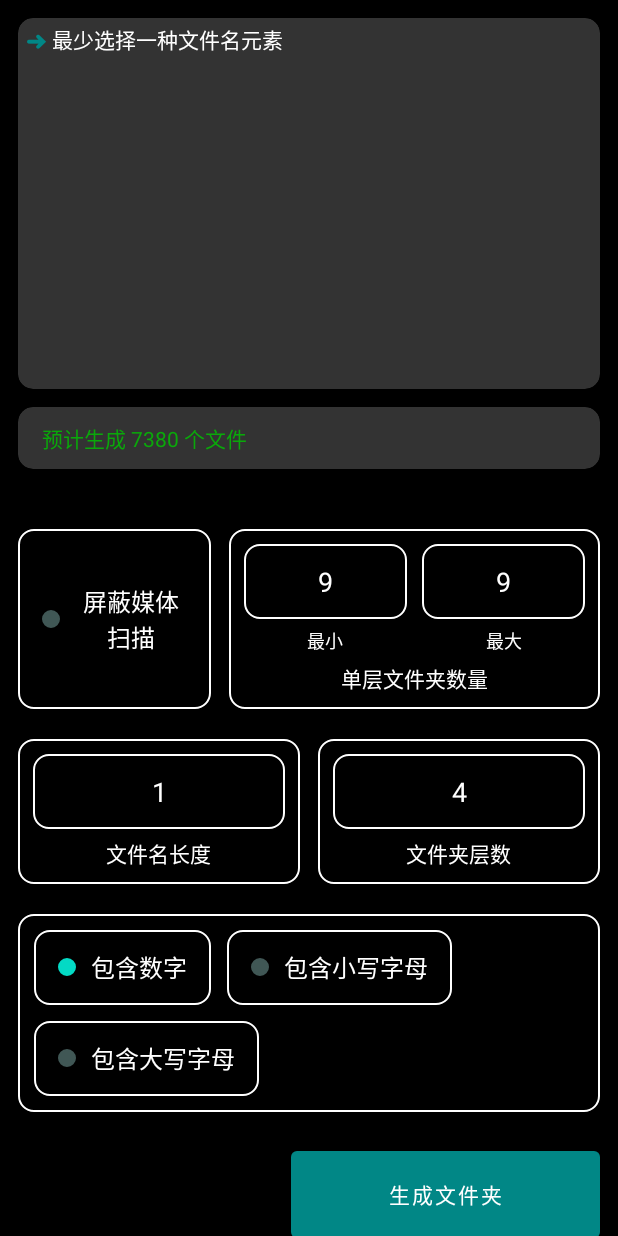
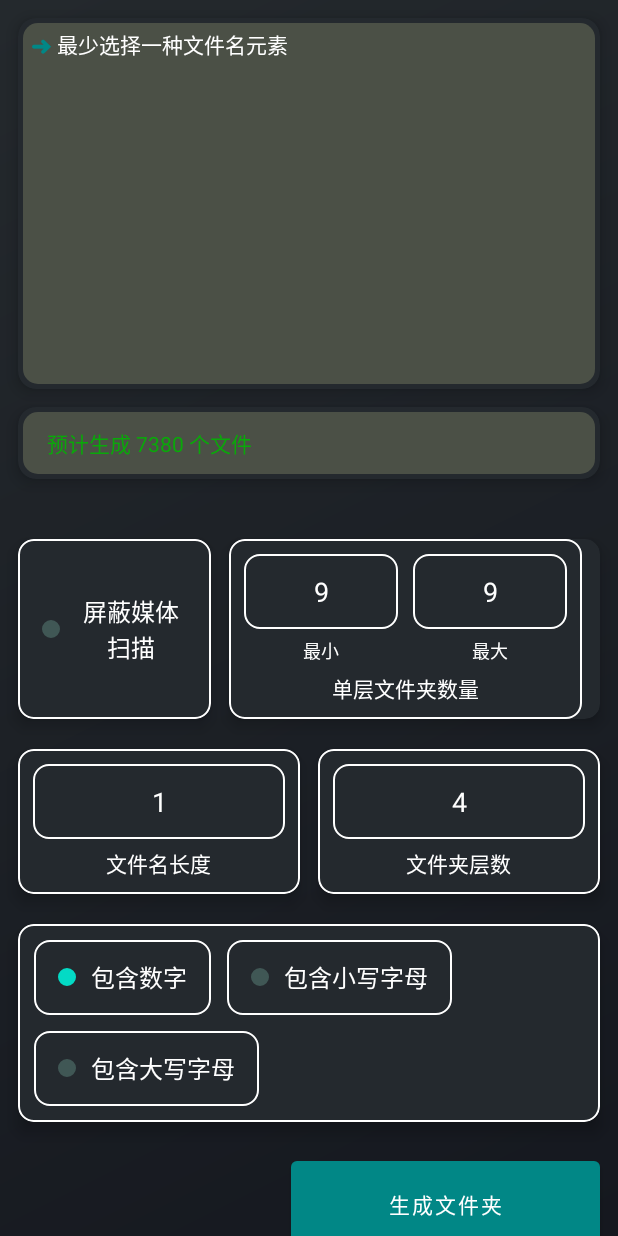
Before and after one commit to Mr-XiaoLiang/PasswordDir, an Android app: the screen it shows after launch (MainActivity), after a tap on "包含大写字母", on a phone screen of 412 x 824 dp. Run offline under Robolectric (Android 15) with nearby library versions, the light colour scheme and no system bars; our stand-ins replace FlexboxLayout.

Commit message:
调整UI效果

```diff
--- a/app/src/main/java/com/lollipop/passworddir/MainActivity.kt
+++ b/app/src/main/java/com/lollipop/passworddir/MainActivity.kt
@@ -6,10 +6,7 @@ import androidx.appcompat.app.AppCompatActivity
 import androidx.core.content.ContextCompat
 import androidx.core.view.isVisible
 import com.lollipop.passworddir.databinding.ActivityMainBinding
-import com.lollipop.passworddir.util.DirUtil
-import com.lollipop.passworddir.util.doAsync
-import com.lollipop.passworddir.util.lazyBind
-import com.lollipop.passworddir.util.onUI
+import com.lollipop.passworddir.util.*
 import com.lollipop.passworddir.view.ListDialogHelper
 import com.lollipop.passworddir.view.MessageViewHelper
 import com.lollipop.passworddir.view.SmoothMessageHelper
@@ -132,10 +129,12 @@ class MainActivity : AppCompatActivity() {
             return useUppercaseBtnStatus.statusIsOn()
         }
 
-
     override fun onCreate(savedInstanceState: Bundle?) {
+        WindowInsetsHelper.initWindowFlag(this)
         super.onCreate(savedInstanceState)
         setContentView(binding.root)
+        binding.root.fixInsetsByPadding(WindowInsetsHelper.Edge.HEADER)
+        binding.operationPanel.fixInsetsByPadding(WindowInsetsHelper.Edge.CONTENT)
         initView()
     }
 
--- /dev/null
+++ b/app/src/main/java/com/lollipop/passworddir/util/WindowInsetsHelper.kt
@@ -0,0 +1,271 @@
+package com.lollipop.passworddir.util
+
+import android.app.Activity
+import android.graphics.Color
+import android.graphics.Rect
+import android.os.Build
+import android.view.View
+import android.view.ViewGroup
+import android.view.WindowInsets
+import android.view.WindowManager
+
+/**
+ * @author lollipop
+ * @date 4/19/21 22:40
+ * Window缩进的辅助工具
+ */
+class WindowInsetsHelper(
+    val applyType: ApplyType,
+    val edge: Edge = Edge.ALL,
+    private val insetsListener: OnWindowInsetsChangedListener? = null
+) : View.OnApplyWindowInsetsListener {
+
+    companion object {
+        fun getInsetsValue(insets: WindowInsets): InsetsValue {
+            return if (versionThen(Build.VERSION_CODES.R)) {
+                val value = insets.getInsets(
+                    WindowInsets.Type.systemBars() or WindowInsets.Type.displayCutout()
+                )
+                InsetsValue(value.left, value.top, value.right, value.bottom)
+            } else {
+                InsetsValue(
+                    insets.systemWindowInsetLeft,
+                    insets.systemWindowInsetTop,
+                    insets.systemWindowInsetRight,
+                    insets.systemWindowInsetBottom
+                )
+            }
+
+        }
+
+        fun initWindowFlag(activity: Activity) {
+            activity.window.apply {
+                statusBarColor = Color.TRANSPARENT
+                navigationBarColor = Color.TRANSPARENT
+            }
+            if (versionThen(Build.VERSION_CODES.R)) {
+                activity.window.setDecorFitsSystemWindows(false)
+            } else {
+                var viewFlag = (View.SYSTEM_UI_FLAG_LAYOUT_FULLSCREEN
+                        or View.SYSTEM_UI_FLAG_LAYOUT_HIDE_NAVIGATION
+                        or View.SYSTEM_UI_FLAG_LAYOUT_STABLE)
+                if (Build.VERSION.SDK_INT >= Build.VERSION_CODES.O) {
+                    viewFlag = (viewFlag or View.SYSTEM_UI_FLAG_LIGHT_NAVIGATION_BAR)
+                }
+                activity.window.decorView.systemUiVisibility = viewFlag
+            }
+            activity.window.addFlags(WindowManager.LayoutParams.FLAG_DRAWS_SYSTEM_BAR_BACKGROUNDS)
+        }
+
+        fun setMargin(target: View, left: Int, top: Int, right: Int, bottom: Int) {
+            target.layoutParams?.let { layoutParams ->
+                if (layoutParams is ViewGroup.MarginLayoutParams) {
+                    layoutParams.setMargins(left, top, right, bottom)
+                }
+                target.layoutParams = layoutParams
+            }
+        }
+
+        fun setPadding(target: View, left: Int, top: Int, right: Int, bottom: Int) {
+            target.setPadding(left, top, right, bottom)
+        }
+    }
+
+    /**
+     * 基础的Margin值，它表示了最小的margin
+     * 如果缩进尺寸小于此值，那么会保持在此值
+     */
+    val baseMargin = Rect()
+
+    /**
+     * 基础的padding值，它代表了最小的padding值
+     * 如果缩进尺寸小于此值，那么将会保持在此值
+     */
+    val basePadding = Rect()
+
+    /**
+     * 以快照的形式记录当前Margin值，并且以此为基础
+     */
+    fun snapshotMargin(target: View) {
+        target.layoutParams?.let { layoutParams ->
+            if (layoutParams is ViewGroup.MarginLayoutParams) {
+                baseMargin.set(
+                    layoutParams.leftMargin,
+                    layoutParams.topMargin,
+                    layoutParams.rightMargin,
+                    layoutParams.bottomMargin
+                )
+            }
+        }
+    }
+
+    /**
+     * 以快照的形式记录当前Padding值，并且以此为基础
+     */
+    fun snapshotPadding(target: View) {
+        basePadding.set(
+            target.paddingLeft,
+            target.paddingTop,
+            target.paddingRight,
+            target.paddingBottom
+        )
+    }
+
+    override fun onApplyWindowInsets(v: View, insets: WindowInsets): WindowInsets {
+        val listener = insetsListener
+        if (listener != null) {
+            return listener.onWindowInsetsChanged(v, this, insets)
+        }
+        val insetsValue = getInsetsValue(insets)
+
+        when (applyType) {
+            ApplyType.Margin -> {
+                insetsValue.basePlus(baseMargin, edge)
+                setMargin(
+                    v,
+                    insetsValue.left,
+                    insetsValue.top,
+                    insetsValue.right,
+                    insetsValue.bottom
+                )
+            }
+            ApplyType.Padding -> {
+                insetsValue.basePlus(basePadding, edge)
+                setPadding(
+                    v,
+                    insetsValue.left,
+                    insetsValue.top,
+                    insetsValue.right,
+                    insetsValue.bottom
+                )
+            }
+        }
+        return insets
+    }
+
+    class InsetsValue(
+        var left: Int,
+        var top: Int,
+        var right: Int,
+        var bottom: Int
+    ) {
+        fun basePlus(base: Rect, edge: Edge) {
+            if (left < base.left || !edge.left) {
+                left = base.left
+            }
+            if (top < base.top || !edge.top) {
+                top = base.top
+            }
+            if (right < base.right || !edge.right) {
+                right = base.right
+            }
+            if (bottom < base.bottom || !edge.bottom) {
+                bottom = base.bottom
+            }
+        }
+    }
+
+    enum class ApplyType {
+        Padding, Margin
+    }
+
+    fun interface OnWindowInsetsChangedListener {
+        fun onWindowInsetsChanged(
+            v: View,
+            helper: WindowInsetsHelper,
+            insets: WindowInsets
+        ): WindowInsets
+    }
+
+    class Edge(
+        var left: Boolean,
+        var top: Boolean,
+        var right: Boolean,
+        var bottom: Boolean
+    ) {
+        companion object {
+            val ALL = Edge(left = true, top = true, right = true, bottom = true)
+
+            val HEADER = Edge(left = true, top = true, right = true, bottom = false)
+
+            val CONTENT = Edge(left = true, top = false, right = true, bottom = true)
+        }
+    }
+
+}
+
+fun View.fixInsetsByPadding(
+    edge: WindowInsetsHelper.Edge = WindowInsetsHelper.Edge.ALL,
+) {
+    setWindowInsetsHelper(
+        WindowInsetsHelper.ApplyType.Padding,
+        edge,
+        null
+    ).apply {
+        snapshotPadding(this@fixInsetsByPadding)
+    }
+}
+
+fun View.fixInsetsByPadding(
+    listener: WindowInsetsHelper.OnWindowInsetsChangedListener? = null
+) {
+    setWindowInsetsHelper(
+        WindowInsetsHelper.ApplyType.Padding,
+        WindowInsetsHelper.Edge.ALL,
+        listener
+    ).apply {
+        snapshotPadding(this@fixInsetsByPadding)
+    }
+}
+
+fun View.fixInsetsByMargin(
+    edge: WindowInsetsHelper.Edge = WindowInsetsHelper.Edge.ALL,
+) {
+    setWindowInsetsHelper(
+        WindowInsetsHelper.ApplyType.Margin,
+        edge,
+        null
+    ).apply {
+        snapshotMargin(this@fixInsetsByMargin)
+    }
+}
+
+fun View.fixInsetsByMargin(
+    listener: WindowInsetsHelper.OnWindowInsetsChangedListener? = null
+) {
+    setWindowInsetsHelper(
+        WindowInsetsHelper.ApplyType.Margin,
+        WindowInsetsHelper.Edge.ALL,
+        listener
+    ).apply {
+        snapshotMargin(this@fixInsetsByMargin)
+    }
+}
+
+private fun View.setWindowInsetsHelper(
+    type: WindowInsetsHelper.ApplyType,
+    edge: WindowInsetsHelper.Edge,
+    listener: WindowInsetsHelper.OnWindowInsetsChangedListener?
+): WindowInsetsHelper {
+    val windowInsetsHelper = WindowInsetsHelper(type, edge, listener)
+    setOnApplyWindowInsetsListener(windowInsetsHelper)
+
+    if (isAttachedToWindow) {
+        requestApplyInsets()
+    } else {
+        addOnAttachStateChangeListener(object : View.OnAttachStateChangeListener {
+            override fun onViewAttachedToWindow(v: View) {
+                v.removeOnAttachStateChangeListener(this)
+                v.requestApplyInsets()
+            }
+
+            override fun onViewDetachedFromWindow(v: View) = Unit
+        })
+    }
+
+    return windowInsetsHelper
+}
+
+fun View.cleanWindowInsetHelper() {
+    setOnApplyWindowInsetsListener(null)
+}
--- /dev/null
+++ b/app/src/main/res/drawable/bg_screen.xml
@@ -0,0 +1,11 @@
+<?xml version="1.0" encoding="utf-8"?>
+<selector xmlns:android="http://schemas.android.com/apk/res/android">
+
+    <item>
+        <shape android:shape="rectangle">
+            <solid android:color="@color/screen_background"/>
+            <corners android:radius="10dp"/>
+        </shape>
+    </item>
+
+</selector>
--- /dev/null
+++ b/app/src/main/res/drawable/bg_window.xml
@@ -0,0 +1,8 @@
+<?xml version="1.0" encoding="utf-8"?>
+<shape xmlns:android="http://schemas.android.com/apk/res/android">
+
+    <gradient android:startColor="@color/window_background_start"
+        android:endColor="@color/window_background_end"
+        android:angle="315"/>
+
+</shape>
--- a/app/src/main/res/layout/activity_main.xml
+++ b/app/src/main/res/layout/activity_main.xml
@@ -4,7 +4,6 @@
     xmlns:tools="http://schemas.android.com/tools"
     android:layout_width="match_parent"
     android:layout_height="match_parent"
-    android:background="@color/black"
     tools:context=".MainActivity">
 
     <com.google.android.material.card.MaterialCardView
@@ -13,8 +12,8 @@
         android:layout_height="0px"
         android:layout_margin="12dp"
         app:cardBackgroundColor="@color/card_background"
-        app:cardCornerRadius="10dp"
-        app:cardElevation="3dp"
+        app:cardCornerRadius="12dp"
+        app:cardElevation="@dimen/card_elevation"
         app:layout_constraintEnd_toEndOf="parent"
         app:layout_constraintHeight_percent="0.3"
         app:layout_constraintStart_toStartOf="parent"
@@ -23,7 +22,9 @@
         <androidx.recyclerview.widget.RecyclerView
             android:id="@+id/messageListView"
             android:layout_width="match_parent"
-            android:layout_height="match_parent" />
+            android:layout_height="match_parent"
+            android:layout_margin="3dp"
+            android:background="@drawable/bg_screen" />
 
     </com.google.android.material.card.MaterialCardView>
 
@@ -33,7 +34,8 @@
         android:layout_height="wrap_content"
         android:layout_marginTop="12dp"
         app:cardBackgroundColor="@color/card_background"
-        app:cardCornerRadius="10dp"
+        app:cardCornerRadius="12dp"
+        app:cardElevation="@dimen/card_elevation"
         app:layout_constraintEnd_toEndOf="@id/messageCard"
         app:layout_constraintStart_toStartOf="@id/messageCard"
         app:layout_constraintTop_toBottomOf="@id/messageCard">
@@ -42,6 +44,8 @@
             android:id="@+id/dirInfoView"
             android:layout_width="match_parent"
             android:layout_height="wrap_content"
+            android:layout_margin="3dp"
+            android:background="@drawable/bg_screen"
             android:paddingHorizontal="16dp"
             android:paddingVertical="10dp"
             android:textColor="#0AA80A" />
@@ -59,26 +63,33 @@
         app:layout_constraintTop_toBottomOf="@id/dirInfoCard">
 
         <androidx.constraintlayout.widget.ConstraintLayout
+            android:id="@+id/operationPanel"
             android:layout_width="match_parent"
             android:layout_height="wrap_content">
 
-            <LinearLayout
+            <com.google.android.material.card.MaterialCardView
                 android:id="@+id/nomediaBtn"
                 android:layout_width="0px"
                 android:layout_height="0px"
                 android:layout_marginStart="12dp"
                 android:layout_marginTop="20dp"
                 android:layout_marginEnd="12dp"
-                android:background="@drawable/bg_btn"
-                android:gravity="center"
-                android:minHeight="50dp"
-                android:orientation="horizontal"
-                android:paddingHorizontal="16dp"
-                android:paddingVertical="10dp"
+                app:cardBackgroundColor="@color/card_background"
+                app:cardCornerRadius="@dimen/btn_corner_radius"
+                app:cardElevation="@dimen/card_elevation"
                 app:layout_constraintBottom_toBottomOf="@id/dirCountGroup"
                 app:layout_constraintEnd_toStartOf="@id/dirCountGroup"
                 app:layout_constraintStart_toStartOf="parent"
                 app:layout_constraintTop_toTopOf="parent">
+
+                <LinearLayout
+                    android:layout_width="match_parent"
+                    android:layout_height="match_parent"
+                    android:background="@drawable/bg_btn"
+                    android:gravity="center"
+                    android:orientation="horizontal"
+                    android:paddingHorizontal="16dp"
+                    android:paddingVertical="10dp">
 
                     <com.google.android.material.imageview.ShapeableImageView
                         android:id="@+id/nomediaStateView"
@@ -95,20 +106,29 @@
                         android:text="@string/nomedia"
                         android:textColor="@color/white"
                         android:textSize="16sp" />
-
                 </LinearLayout>
 
-            <androidx.constraintlayout.widget.ConstraintLayout
+            </com.google.android.material.card.MaterialCardView>
+
+            <com.google.android.material.card.MaterialCardView
                 android:id="@+id/dirCountGroup"
                 android:layout_width="0px"
                 android:layout_height="wrap_content"
                 android:layout_marginEnd="12dp"
-                android:background="@drawable/bg_btn"
-                android:orientation="horizontal"
                 android:padding="10dp"
+                app:cardBackgroundColor="@color/card_background"
+                app:cardCornerRadius="@dimen/btn_corner_radius"
+                app:cardElevation="@dimen/card_elevation"
                 app:layout_constraintEnd_toEndOf="parent"
                 app:layout_constraintTop_toTopOf="@id/nomediaBtn"
                 app:layout_constraintWidth_percent="0.6">
+
+                <androidx.constraintlayout.widget.ConstraintLayout
+                    android:layout_width="match_parent"
+                    android:layout_height="wrap_content"
+                    android:layout_marginEnd="12dp"
+                    android:background="@drawable/bg_btn"
+                    android:padding="10dp">
 
                     <TextView
                         android:id="@+id/dirCountMinView"
@@ -183,6 +203,8 @@
 
                 </androidx.constraintlayout.widget.ConstraintLayout>
 
+            </com.google.android.material.card.MaterialCardView>
+
             <androidx.constraintlayout.widget.Barrier
                 android:id="@+id/barrier2"
                 android:layout_width="wrap_content"
@@ -190,18 +212,25 @@
                 app:barrierDirection="bottom"
                 app:constraint_referenced_ids="nomediaBtn,dirCountGroup" />
 
-            <LinearLayout
+            <com.google.android.material.card.MaterialCardView
                 android:id="@+id/dirNameLengthGroup"
                 android:layout_width="0px"
                 android:layout_height="wrap_content"
                 android:layout_marginTop="20dp"
+                app:cardBackgroundColor="@color/card_background"
+                app:cardCornerRadius="@dimen/btn_corner_radius"
+                app:cardElevation="@dimen/card_elevation"
+                app:layout_constraintEnd_toStartOf="@id/dirLayersCountGroup"
+                app:layout_constraintStart_toStartOf="@id/nomediaBtn"
+                app:layout_constraintTop_toBottomOf="@id/barrier2">
+
+                <LinearLayout
+                    android:layout_width="match_parent"
+                    android:layout_height="wrap_content"
                     android:background="@drawable/bg_btn"
                     android:gravity="center"
                     android:orientation="vertical"
-                android:padding="10dp"
-                app:layout_constraintEnd_toStartOf="@id/dirLayersCountGroup"
-                app:layout_constraintStart_toStartOf="@id/nomediaBtn"
-                app:layout_constraintTop_toBottomOf="@id/barrier2">
+                    android:padding="10dp">
 
                     <TextView
                         android:id="@+id/dirNameLengthView"
@@ -220,22 +249,30 @@
                         android:text="@string/dir_name_length"
                         android:textColor="@color/white"
                         android:textSize="14sp" />
-
                 </LinearLayout>
 
-            <LinearLayout
+            </com.google.android.material.card.MaterialCardView>
+
+            <com.google.android.material.card.MaterialCardView
                 android:id="@+id/dirLayersCountGroup"
                 android:layout_width="0px"
                 android:layout_height="0px"
                 android:layout_marginStart="12dp"
-                android:background="@drawable/bg_btn"
-                android:gravity="center"
-                android:orientation="vertical"
-                android:padding="10dp"
+                app:cardBackgroundColor="@color/card_background"
+                app:cardCornerRadius="@dimen/btn_corner_radius"
+                app:cardElevation="@dimen/card_elevation"
                 app:layout_constraintBottom_toBottomOf="@id/dirNameLengthGroup"
                 app:layout_constraintEnd_toEndOf="@id/dirCountGroup"
                 app:layout_constraintStart_toEndOf="@id/dirNameLengthGroup"
                 app:layout_constraintTop_toTopOf="@id/dirNameLengthGroup">
+
+                <LinearLayout
+                    android:layout_width="match_parent"
+                    android:layout_height="wrap_content"
+                    android:background="@drawable/bg_btn"
+                    android:gravity="center"
+                    android:orientation="vertical"
+                    android:padding="10dp">
 
                     <TextView
                         android:id="@+id/dirLayersCountView"
@@ -254,20 +291,28 @@
                         android:text="@string/dir_layers_count"
                         android:textColor="@color/white"
                         android:textSize="14sp" />
-
                 </LinearLayout>
 
-            <com.google.android.flexbox.FlexboxLayout
+            </com.google.android.material.card.MaterialCardView>
+
+            <com.google.android.material.card.MaterialCardView
                 android:id="@+id/constituentGroup"
                 android:layout_width="0px"
                 android:layout_height="wrap_content"
                 android:layout_marginTop="20dp"
-                android:background="@drawable/bg_btn"
-                android:padding="5dp"
-                app:flexWrap="wrap"
+                app:cardBackgroundColor="@color/card_background"
+                app:cardCornerRadius="@dimen/btn_corner_radius"
+                app:cardElevation="@dimen/card_elevation"
                 app:layout_constraintEnd_toEndOf="@id/dirLayersCountGroup"
                 app:layout_constraintStart_toStartOf="@id/dirNameLengthGroup"
                 app:layout_constraintTop_toBottomOf="@id/dirNameLengthGroup">
+
+                <com.google.android.flexbox.FlexboxLayout
+                    android:layout_width="match_parent"
+                    android:layout_height="wrap_content"
+                    android:background="@drawable/bg_btn"
+                    android:padding="5dp"
+                    app:flexWrap="wrap">
 
                     <LinearLayout
                         android:id="@+id/useNumberBtn"
@@ -363,6 +408,8 @@
 
                 </com.google.android.flexbox.FlexboxLayout>
 
+            </com.google.android.material.card.MaterialCardView>
+
             <com.google.android.material.button.MaterialButton
                 android:id="@+id/mkdirBtn"
                 android:layout_width="0px"
@@ -375,20 +422,21 @@
                 app:layout_constraintBottom_toBottomOf="parent"
                 app:layout_constraintEnd_toEndOf="@id/dirCountGroup"
                 app:layout_constraintTop_toBottomOf="@id/constituentGroup"
-                app:layout_constraintWidth_percent="0.5" />
+                app:layout_constraintWidth_percent="0.5"
+                app:elevation="@dimen/card_elevation"/>
 
         </androidx.constraintlayout.widget.ConstraintLayout>
     </androidx.core.widget.NestedScrollView>
 
     <androidx.core.widget.ContentLoadingProgressBar
+        android:id="@+id/contentLoadingView"
+        style="@style/Widget.AppCompat.ProgressBar"
         android:layout_width="56dp"
         android:layout_height="56dp"
-        android:id="@+id/contentLoadingView"
-        style="@style/Widget.AppCompat.ProgressBar"
         app:layout_constraintBottom_toBottomOf="parent"
         app:layout_constraintEnd_toEndOf="parent"
         app:layout_constraintStart_toStartOf="parent"
-        app:layout_constraintTop_toBottomOf="@id/dirInfoCard"/>
+        app:layout_constraintTop_toBottomOf="@id/dirInfoCard" />
 
     <FrameLayout
         android:id="@+id/listDialogGroup"
--- a/app/src/main/res/values/colors.xml
+++ b/app/src/main/res/values/colors.xml
@@ -12,5 +12,8 @@
     <color name="message_error">#AA0505</color>
     <color name="status_on">#FF03DAC5</color>
     <color name="status_off">#405755</color>
-    <color name="card_background">#333</color>
+    <color name="card_background">#24292E</color>
+    <color name="window_background_start">#24292D</color>
+    <color name="window_background_end">#15181F</color>
+    <color name="screen_background">#4B5046</color>
 </resources>
--- /dev/null
+++ b/app/src/main/res/values/dimens.xml
@@ -0,0 +1,5 @@
+<?xml version="1.0" encoding="utf-8"?>
+<resources>
+    <dimen name="card_elevation">6dp</dimen>
+    <dimen name="btn_corner_radius">10dp</dimen>
+</resources>
--- a/app/src/main/res/values/themes.xml
+++ b/app/src/main/res/values/themes.xml
@@ -2,8 +2,8 @@
     <!-- Base application theme. -->
     <style name="Theme.PasswordDir" parent="Theme.MaterialComponents.DayNight.NoActionBar">
         <!-- Primary brand color. -->
-        <item name="colorPrimary">@color/purple_500</item>
-        <item name="colorPrimaryVariant">@color/purple_700</item>
+        <item name="colorPrimary">@color/window_background_start</item>
+        <item name="colorPrimaryVariant">@color/window_background_start</item>
         <item name="colorOnPrimary">@color/white</item>
         <!-- Secondary brand color. -->
         <item name="colorSecondary">@color/teal_200</item>
@@ -12,7 +12,7 @@
         <!-- Status bar color. -->
         <item name="android:statusBarColor" tools:targetApi="l">?attr/colorPrimaryVariant</item>
         <!-- Customize your theme here. -->
-        <item name="android:windowBackground">@color/black</item>
+        <item name="android:windowBackground">@drawable/bg_window</item>
     </style>
 
     <style name="OvalShape">
```
Lines whose indentation alone changed are shown as unchanged.
